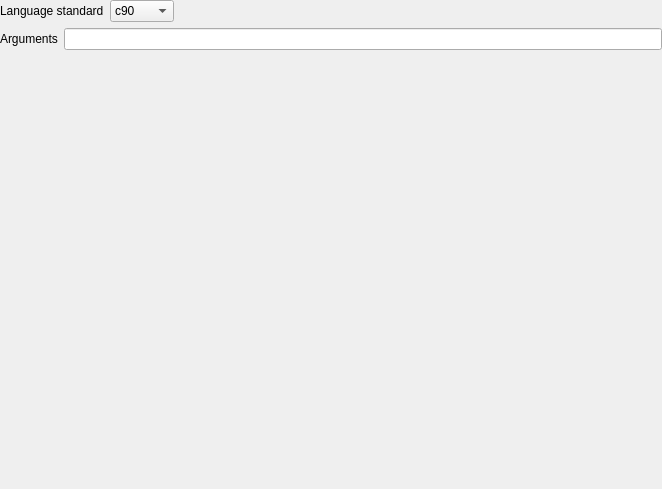
First picture: the form in languages/plugins/custom-definesandincludes/kcm_widget/parserwidget.ui, repository KDE/kdevelop, before the edit.
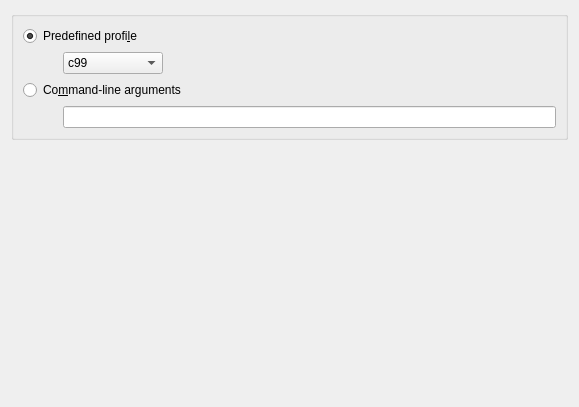
Second picture: the form after the edit.

Patch:
```diff
--- a/languages/plugins/custom-definesandincludes/kcm_widget/parserwidget.ui
+++ b/languages/plugins/custom-definesandincludes/kcm_widget/parserwidget.ui
@@ -6,42 +6,78 @@
    <rect>
     <x>0</x>
     <y>0</y>
-    <width>662</width>
-    <height>489</height>
+    <width>579</width>
+    <height>407</height>
    </rect>
   </property>
   <property name="windowTitle">
    <string>Form</string>
   </property>
+  <layout class="QGridLayout" name="gridLayout_2">
+   <item row="1" column="1">
+    <spacer name="verticalSpacer">
+     <property name="orientation">
+      <enum>Qt::Vertical</enum>
+     </property>
+     <property name="sizeHint" stdset="0">
+      <size>
+       <width>20</width>
+       <height>406</height>
+      </size>
+     </property>
+    </spacer>
+   </item>
+   <item row="0" column="1">
+    <widget class="QGroupBox" name="groupBox">
+     <property name="title">
+      <string/>
+     </property>
   <layout class="QGridLayout" name="gridLayout">
-   <property name="leftMargin">
-    <number>0</number>
-   </property>
-   <property name="topMargin">
-    <number>0</number>
-   </property>
-   <property name="rightMargin">
-    <number>0</number>
-   </property>
-   <property name="bottomMargin">
-    <number>0</number>
-   </property>
    <item row="0" column="0">
-    <layout class="QHBoxLayout" name="horizontalLayout_2">
-     <item>
-      <widget class="QLabel" name="label_2">
+       <widget class="QRadioButton" name="kcfg_useProfile">
        <property name="text">
-        <string>Language standard</string>
-       </property>
-      </widget>
+         <string>Predefined profi&amp;le</string>
+        </property>
+        <property name="checked">
+         <bool>true</bool>
+        </property>
+       </widget>
+      </item>
+      <item row="1" column="0">
+       <layout class="QHBoxLayout" name="profileLayout">
+        <item>
+         <spacer name="horizontalSpacer_2">
+          <property name="orientation">
+           <enum>Qt::Horizontal</enum>
+          </property>
+          <property name="sizeType">
+           <enum>QSizePolicy::Minimum</enum>
+          </property>
+          <property name="sizeHint" stdset="0">
+           <size>
+            <width>40</width>
+            <height>0</height>
+           </size>
+          </property>
+         </spacer>
      </item>
      <item>
       <widget class="QComboBox" name="languageStandards">
-       <item>
-        <property name="text">
-         <string>c90</string>
-        </property>
-       </item>
+          <property name="sizePolicy">
+           <sizepolicy hsizetype="Preferred" vsizetype="Fixed">
+            <horstretch>0</horstretch>
+            <verstretch>0</verstretch>
+           </sizepolicy>
+          </property>
+          <property name="minimumSize">
+           <size>
+            <width>100</width>
+            <height>0</height>
+           </size>
+          </property>
+          <property name="toolTip">
+           <string>&lt;html&gt;&lt;head/&gt;&lt;body&gt;&lt;p&gt;Use predefined command-line arguments&lt;/p&gt;&lt;/body&gt;&lt;/html&gt;</string>
+          </property>
        <item>
         <property name="text">
          <string>c99</string>
@@ -82,22 +118,38 @@
        <property name="sizeHint" stdset="0">
         <size>
          <width>40</width>
+            <height>0</height>
+           </size>
+          </property>
+         </spacer>
+        </item>
+       </layout>
+      </item>
+      <item row="2" column="0">
+       <widget class="QRadioButton" name="kcfg_useArguments">
+        <property name="text">
+         <string>Co&amp;mmand-line arguments</string>
+        </property>
+       </widget>
+      </item>
+      <item row="3" column="0">
+       <layout class="QHBoxLayout" name="argumentsLayout">
+        <item>
+         <spacer name="horizontalSpacer_3">
+          <property name="orientation">
+           <enum>Qt::Horizontal</enum>
+          </property>
+          <property name="sizeType">
+           <enum>QSizePolicy::Minimum</enum>
+          </property>
+          <property name="sizeHint" stdset="0">
+           <size>
+            <width>40</width>
          <height>20</height>
         </size>
        </property>
       </spacer>
      </item>
-    </layout>
-   </item>
-   <item row="1" column="0">
-    <layout class="QHBoxLayout" name="horizontalLayout">
-     <item>
-      <widget class="QLabel" name="label">
-       <property name="text">
-        <string>Arguments</string>
-       </property>
-      </widget>
-     </item>
      <item>
       <widget class="QLineEdit" name="parserOptions">
        <property name="minimumSize">
@@ -110,18 +162,8 @@
      </item>
     </layout>
    </item>
-   <item row="2" column="0">
-    <spacer name="verticalSpacer">
-     <property name="orientation">
-      <enum>Qt::Vertical</enum>
-     </property>
-     <property name="sizeHint" stdset="0">
-      <size>
-       <width>20</width>
-       <height>406</height>
-      </size>
-     </property>
-    </spacer>
+     </layout>
+    </widget>
    </item>
   </layout>
  </widget>
```
Left out of the diff: 5 changed lines with no effect on the pictures. Lines whose indentation alone changed are shown as unchanged.
